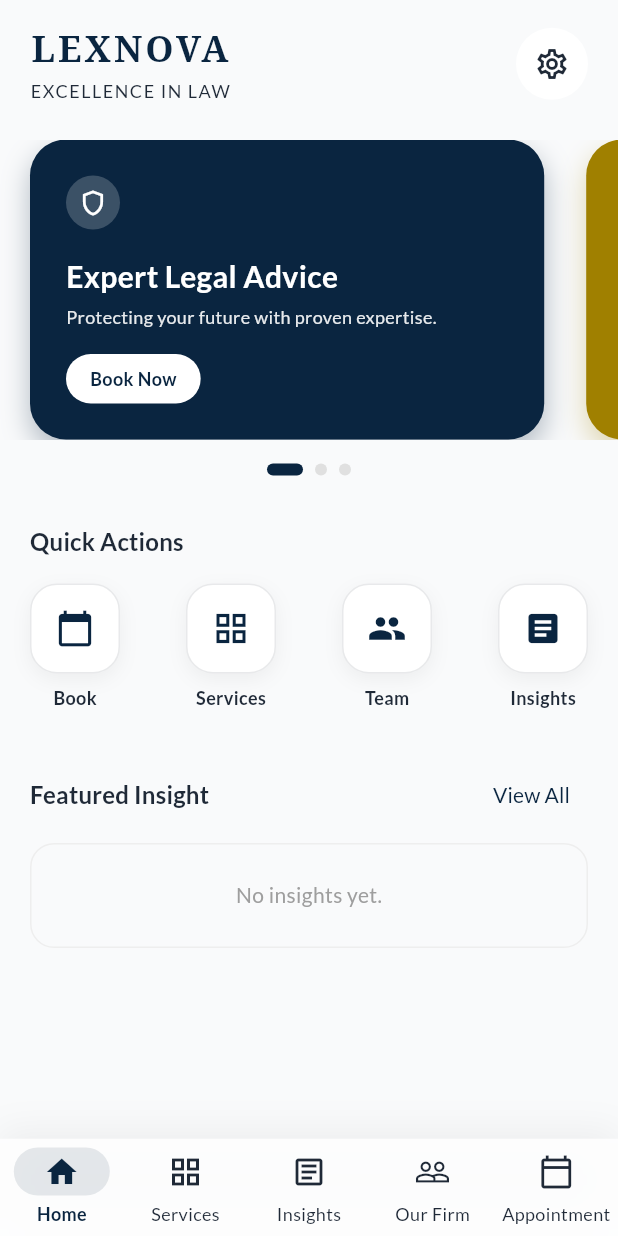
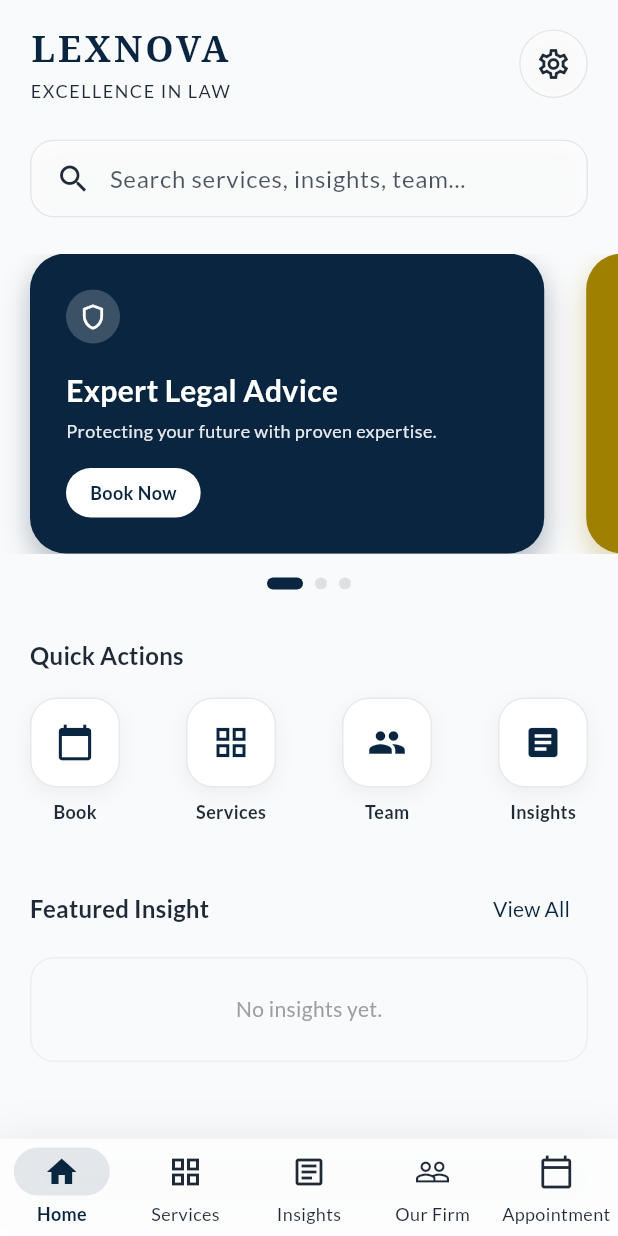
Before and after one commit to Shahadat99x/lawfirm_mobile_app, a Flutter app: the HomeScreen screen opened by its route, on a phone screen of 412 x 824 dp. Run offline on Flutter 3.47's test engine with Material 3 defaults, Android fonts, the phone set to English and light mode, and no system bars; our stand-ins replace dio, flutter_dotenv, flutter_markdown, flutter_riverpod, go_router, google_fonts and 4 more; accounts and stored records are empty.

Commit message:
Added Global Search Button in Home
-Home: Added "Glass" Search Pill below logo. Updated Settings button to match.
-Search: Created minimal /search screen (Global Search).
-Navigation: Wired up pill to open search

```diff
--- a/lib/app/router.dart
+++ b/lib/app/router.dart
@@ -18,6 +18,7 @@ import '../../features/team/team_screen.dart';
 import 'package:lexnova/features/onboarding/presentation/onboarding_screen.dart';
 import 'package:lexnova/shared/storage/app_prefs.dart';
 import 'package:lexnova/features/legal/presentation/legal_screen.dart';
+import 'package:lexnova/features/search/presentation/global_search_screen.dart';
 
 final _rootNavigatorKey = GlobalKey<NavigatorState>();
 final _shellNavigatorHomeKey = GlobalKey<NavigatorState>(debugLabel: 'shellHome');
@@ -161,6 +162,11 @@ final routerProvider = Provider<GoRouter>((ref) {
         parentNavigatorKey: _rootNavigatorKey,
         builder: (context, state) => const AdminWebView(),
       ),
+      GoRoute(
+        path: '/search',
+        parentNavigatorKey: _rootNavigatorKey,
+        builder: (context, state) => const GlobalSearchScreen(),
+      ),
     ],
   );
 });
--- a/lib/features/home/home_screen.dart
+++ b/lib/features/home/home_screen.dart
@@ -3,6 +3,8 @@ import 'package:go_router/go_router.dart';
 import 'package:flutter_riverpod/flutter_riverpod.dart';
 import '../../shared/theme/app_colors.dart';
 import '../insights/data/blog_repo.dart';
+import '../../shared/widgets/glass_search_pill.dart';
+import '../../shared/widgets/glass_icon_button.dart';
 
 class HomeScreen extends ConsumerStatefulWidget {
   const HomeScreen({super.key});
@@ -38,6 +40,14 @@ class _HomeScreenState extends ConsumerState<HomeScreen> {
               Padding(
                 padding: const EdgeInsets.symmetric(horizontal: 20),
                 child: _buildPremiumHeader(context),
+              ),
+              const SizedBox(height: 24),
+              // Search Pill
+              Padding(
+                 padding: const EdgeInsets.symmetric(horizontal: 20),
+                 child: GlassSearchPill(
+                   onTap: () => context.push('/search'),
+                 ),
               ),
               const SizedBox(height: 24),
               // Hero Section - Highlights Carousel
@@ -204,16 +214,9 @@ class _HomeScreenState extends ConsumerState<HomeScreen> {
             ),
           ],
         ),
-        Container(
-          decoration: BoxDecoration(
-            color: Theme.of(context).colorScheme.surfaceContainerHighest,
-            shape: BoxShape.circle,
-          ),
-          child: IconButton(
-            onPressed: () => context.push('/settings'),
-            icon: const Icon(Icons.settings_outlined),
-            color: Theme.of(context).colorScheme.onSurface,
-          ),
+        GlassIconButton(
+          icon: Icons.settings_outlined,
+          onTap: () => context.push('/settings'),
         ),
       ],
     );
--- /dev/null
+++ b/lib/shared/widgets/glass_icon_button.dart
@@ -0,0 +1,56 @@
+import 'dart:ui';
+import 'package:flutter/material.dart';
+
+class GlassIconButton extends StatelessWidget {
+  final IconData icon;
+  final VoidCallback onTap;
+  final double size;
+
+  const GlassIconButton({
+    super.key,
+    required this.icon,
+    required this.onTap,
+    this.size = 24.0,
+  });
+
+  @override
+  Widget build(BuildContext context) {
+    final isDark = Theme.of(context).brightness == Brightness.dark;
+    final bgOpacity = isDark ? 0.30 : 0.70;
+    final borderOpacity = isDark ? 0.15 : 0.10;
+
+    return ClipRRect(
+      borderRadius: BorderRadius.circular(50), // Fully rounded / circle
+      child: BackdropFilter(
+        filter: ImageFilter.blur(sigmaX: 12, sigmaY: 12),
+        child: InkWell(
+          onTap: onTap,
+          borderRadius: BorderRadius.circular(50),
+          child: Container(
+            padding: const EdgeInsets.all(10), // Adjust padding for touch target
+            decoration: BoxDecoration(
+              color: Theme.of(context).colorScheme.surface.withOpacity(bgOpacity),
+              shape: BoxShape.circle,
+              border: Border.all(
+                color: Theme.of(context).colorScheme.outlineVariant.withOpacity(borderOpacity),
+                width: 1,
+              ),
+               boxShadow: [
+                BoxShadow(
+                  color: Colors.black.withOpacity(isDark ? 0.2 : 0.05),
+                  blurRadius: 8,
+                  offset: const Offset(0, 2),
+                ),
+              ],
+            ),
+            child: Icon(
+              icon,
+              color: Theme.of(context).colorScheme.onSurface,
+              size: size,
+            ),
+          ),
+        ),
+      ),
+    );
+  }
+}
--- /dev/null
+++ b/lib/shared/widgets/glass_search_pill.dart
@@ -0,0 +1,70 @@
+import 'dart:ui';
+import 'package:flutter/material.dart';
+
+class GlassSearchPill extends StatelessWidget {
+  final VoidCallback onTap;
+  final String placeholder;
+
+  const GlassSearchPill({
+    super.key,
+    required this.onTap,
+    this.placeholder = 'Search services, insights, team...',
+  });
+
+  @override
+  Widget build(BuildContext context) {
+    // Determine opacity based on theme brightness
+    final isDark = Theme.of(context).brightness == Brightness.dark;
+    final bgOpacity = isDark ? 0.30 : 0.70;
+    final borderOpacity = isDark ? 0.15 : 0.10;
+
+    return ClipRRect(
+      borderRadius: BorderRadius.circular(16),
+      child: BackdropFilter(
+        filter: ImageFilter.blur(sigmaX: 12, sigmaY: 12),
+        child: InkWell(
+          onTap: onTap,
+          borderRadius: BorderRadius.circular(16),
+          child: Container(
+            height: 52, // Slightly taller for premium feel
+            padding: const EdgeInsets.symmetric(horizontal: 16),
+            decoration: BoxDecoration(
+              color: Theme.of(context).colorScheme.surface.withOpacity(bgOpacity),
+              borderRadius: BorderRadius.circular(16),
+              border: Border.all(
+                color: Theme.of(context).colorScheme.outlineVariant.withOpacity(borderOpacity),
+                width: 1,
+              ),
+              boxShadow: [
+                BoxShadow(
+                  color: Colors.black.withOpacity(isDark ? 0.2 : 0.05),
+                  blurRadius: 10,
+                  offset: const Offset(0, 4),
+                ),
+              ],
+            ),
+            child: Row(
+              children: [
+                Icon(
+                  Icons.search,
+                  color: Theme.of(context).colorScheme.onSurfaceVariant,
+                  size: 24,
+                ),
+                const SizedBox(width: 12),
+                Expanded(
+                  child: Text(
+                    placeholder,
+                    style: Theme.of(context).textTheme.bodyLarge?.copyWith(
+                          color: Theme.of(context).colorScheme.onSurfaceVariant.withOpacity(0.8),
+                        ),
+                    overflow: TextOverflow.ellipsis,
+                  ),
+                ),
+              ],
+            ),
+          ),
+        ),
+      ),
+    );
+  }
+}
```
Also changed, not shown: lib/features/search/presentation/global_search_screen.dart (added, +106 -0 lines).
